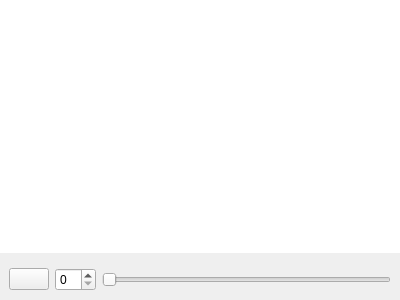
The window that imagewidget.ui (GIBIS-UNIFESP/BIAL-GUI) describes before a commit, drawn with Qt 5.
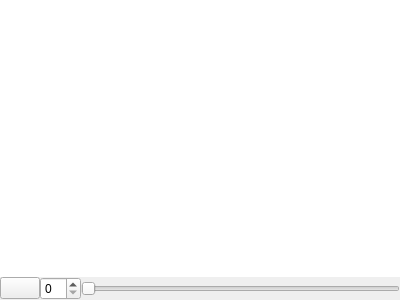
The same window after the commit. Icons and pictures are not drawn.

The edit to the form file:
```diff
--- a/imagewidget.ui
+++ b/imagewidget.ui
@@ -26,6 +26,9 @@
    <property name="bottomMargin">
     <number>0</number>
    </property>
+   <property name="spacing">
+    <number>0</number>
+   </property>
    <item row="0" column="0">
     <widget class="QGraphicsView" name="graphicsView">
      <property name="mouseTracking">
@@ -41,6 +44,18 @@
    </item>
    <item row="1" column="0">
     <widget class="QFrame" name="frameControls">
+     <property name="sizePolicy">
+      <sizepolicy hsizetype="Preferred" vsizetype="Fixed">
+       <horstretch>0</horstretch>
+       <verstretch>0</verstretch>
+      </sizepolicy>
+     </property>
+     <property name="maximumSize">
+      <size>
+       <width>16777215</width>
+       <height>25</height>
+      </size>
+     </property>
      <property name="frameShape">
       <enum>QFrame::NoFrame</enum>
      </property>
@@ -48,6 +63,21 @@
       <enum>QFrame::Plain</enum>
      </property>
      <layout class="QGridLayout" name="gridLayout_2">
+      <property name="leftMargin">
+       <number>0</number>
+      </property>
+      <property name="topMargin">
+       <number>0</number>
+      </property>
+      <property name="rightMargin">
+       <number>0</number>
+      </property>
+      <property name="bottomMargin">
+       <number>0</number>
+      </property>
+      <property name="spacing">
+       <number>0</number>
+      </property>
       <item row="1" column="0">
        <widget class="QPushButton" name="rotateButton">
         <property name="enabled">
@@ -67,6 +97,12 @@
         <property name="enabled">
          <bool>true</bool>
         </property>
+        <property name="sizePolicy">
+         <sizepolicy hsizetype="Minimum" vsizetype="Minimum">
+          <horstretch>0</horstretch>
+          <verstretch>0</verstretch>
+         </sizepolicy>
+        </property>
        </widget>
       </item>
       <item row="1" column="2">
```
